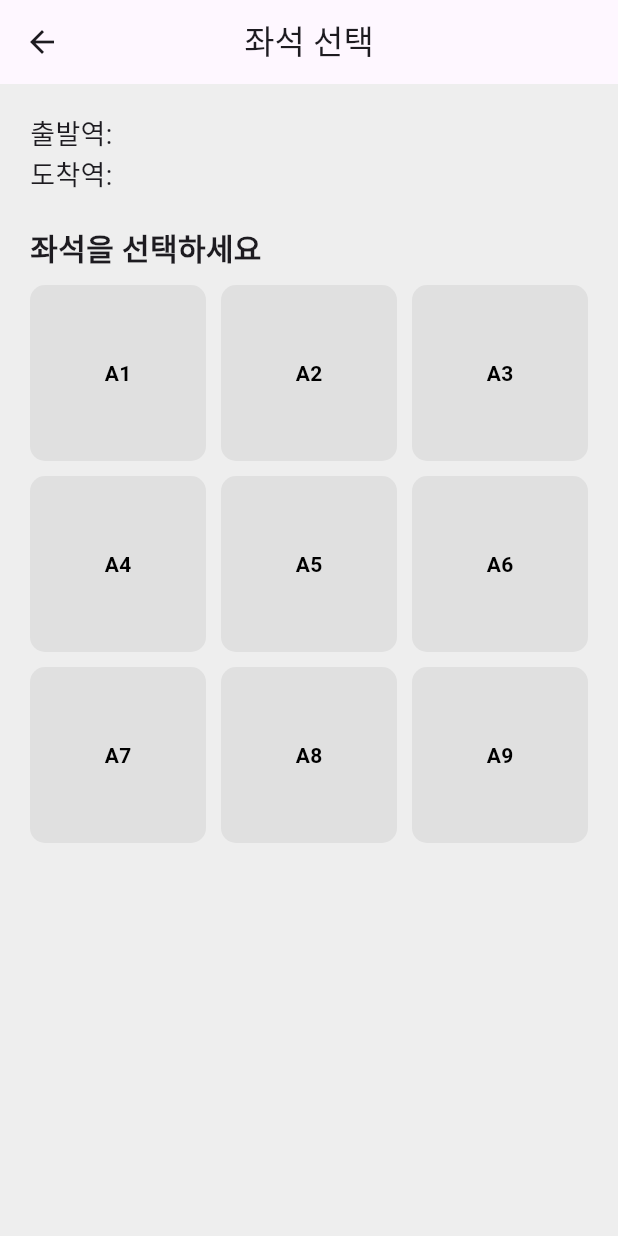
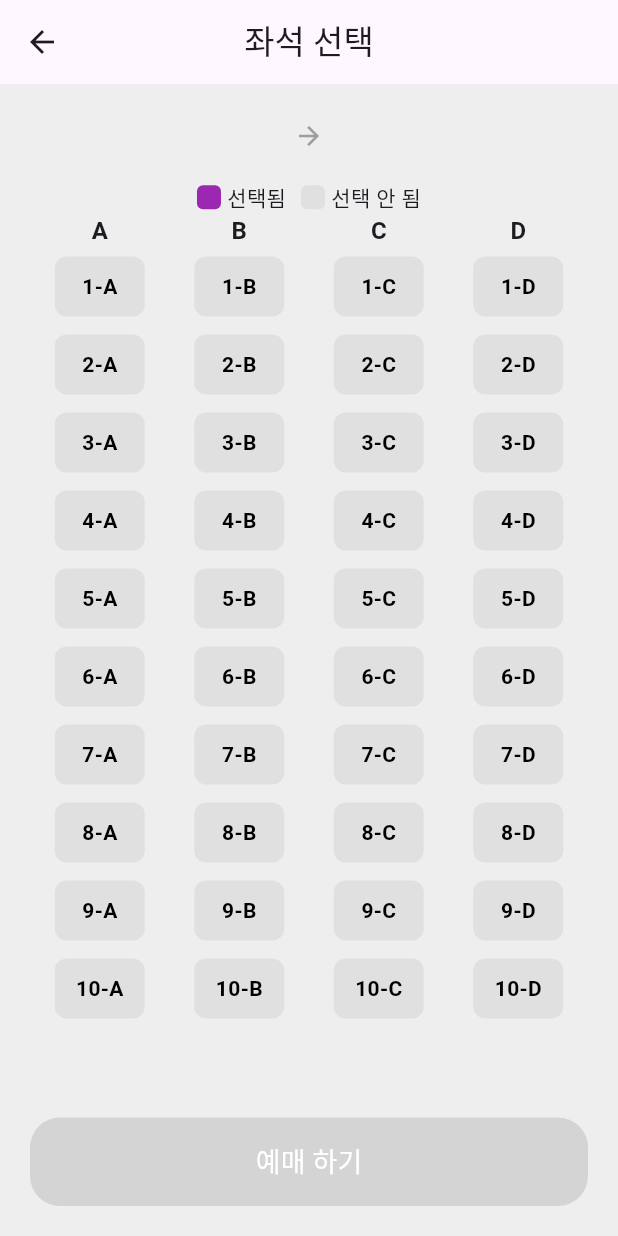
Before and after one commit to bom2080/flutter_train_app, a Flutter app: the SeatPage screen opened directly with empty values, on a phone screen of 412 x 824 dp. Run offline on Flutter 3.47's test engine with Material 3 defaults, Android fonts, the phone set to English and light mode, and no system bars.

Commit message:
UI 수정, 좌석 페이지 변경 필요함

```diff
--- a/lib/pages/home_page.dart
+++ b/lib/pages/home_page.dart
@@ -42,8 +42,10 @@ class _HomePageState extends State<HomePage> {
                 color: Colors.white,
                 borderRadius: BorderRadius.circular(20),
               ),
-              child: Column(
-                crossAxisAlignment: CrossAxisAlignment.center, // <수정#7> 중앙 정렬
+              //<#4 UI수정>
+              child: Row(
+                  mainAxisAlignment: MainAxisAlignment.spaceEvenly,
+                  crossAxisAlignment: CrossAxisAlignment.center,
                 children: [
                   // 출발역
                   GestureDetector(
@@ -62,7 +64,7 @@ class _HomePageState extends State<HomePage> {
                       }
                     },
                     child: Column(
-                      crossAxisAlignment: CrossAxisAlignment.center, // <수정#7> 중앙 정렬
+                      // 삭제 crossAxisAlignment: CrossAxisAlignment.center, // <수정#7> 중앙 정렬
                       children: [
                         Text('출발역',
                             style: TextStyle(
@@ -77,11 +79,11 @@ class _HomePageState extends State<HomePage> {
                       ],
                     ),
                   ),
-                  SizedBox(height: 20), // 출발-도착 사이 세로 선 대체 간격
+                  //삭제 SizedBox(height: 20), // 출발-도착 사이 세로 선 대체 간격
                   Container(
-                    width: 2,
+                    width: 1,
                     height: 50,
-                    color: Colors.grey[400],
+                    color: Colors.grey[300],//숫자 변경
                   ),
                   SizedBox(height: 20),
                   // 도착역
@@ -101,7 +103,7 @@ class _HomePageState extends State<HomePage> {
                       }
                     },
                     child: Column(
-                      crossAxisAlignment: CrossAxisAlignment.center, // <수정#7> 중앙 정렬
+                      //삭제 crossAxisAlignment: CrossAxisAlignment.center, // <수정#7> 중앙 정렬
                       children: [
                         Text('도착역',
                             style: TextStyle(
@@ -120,6 +122,7 @@ class _HomePageState extends State<HomePage> {
               ),
             ),
             SizedBox(height: 40), // 박스와 버튼 사이 간격 <수정#7> 20->40 변경
+
             // 좌석 선택 버튼
             ElevatedButton(
               onPressed: () {
--- a/lib/pages/seat_page.dart
+++ b/lib/pages/seat_page.dart
@@ -16,10 +16,14 @@ class SeatPage extends StatefulWidget {
 
 class _SeatPageState extends State<SeatPage> {
   // 선택된 좌석들을 저장할 Set
-  Set<String> selectedSeats = {};
+  //삭제 Set<String> selectedSeats = {};
 
   // 선택된 좌석 하나 (단일 선택용)
   String? selectedSeat;
+
+    // <#4 UI수정> 좌석 열 라벨 (A~D)
+  final List<String> columns = ['A', 'B', 'C', 'D'];
+  final int numRows = 10; // 10행
 
   @override
   Widget build(BuildContext context) {
@@ -33,69 +37,115 @@ class _SeatPageState extends State<SeatPage> {
         child: Column(
           crossAxisAlignment: CrossAxisAlignment.start,
           children: [
-            // 출발역 -> 도착역 표시
-            Text(
-              '출발역: ${widget.departure}',
-              style: TextStyle(fontSize: 18),
+            // <#4 UI수정> 상단 출발역 → 도착역 표시
+            Row(
+              mainAxisAlignment: MainAxisAlignment.center,
+              children: [
+                Text(widget.departure,
+                    style: TextStyle(fontSize: 20, color: Colors.purple, fontWeight: FontWeight.bold)),
+                SizedBox(width: 8),
+                Icon(Icons.arrow_forward, size: 20, color: Colors.grey),
+                SizedBox(width: 8),
+                Text(widget.arrival,
+                    style: TextStyle(fontSize: 20, color: Colors.purple, fontWeight: FontWeight.bold)),
+              ],
             ),
-            Text(
-              '도착역: ${widget.arrival}',
-              style: TextStyle(fontSize: 18),
+            SizedBox(height: 16), //쉼표 누락 수정
+            Row(// <#4 UI수정> 좌석 상태 안내
+              mainAxisAlignment: MainAxisAlignment.center,
+              children: [
+                _seatLegend(Colors.purple, '선택됨'),
+                SizedBox(width: 10),
+                _seatLegend(Colors.grey[300]!, '선택 안 됨'),
+              ],
             ),
-            SizedBox(height: 20),
 
-            // <#3> 좌석 선택 영역
-            Text(
-              '좌석을 선택하세요',
-              style: TextStyle(fontSize: 20, fontWeight: FontWeight.bold),
+            // <#3> 좌석 3x3 => <#4UI수정> 좌석 배치 (4열 10행)
+            Expanded(
+              child: SingleChildScrollView(
+                child: Column(
+                  children: List.generate(numRows + 1, (rowIdx) {
+                    if (rowIdx == 0) {
+                      // <#4UI수정> 열 라벨 표시 (A~D)
+                      return Row(
+                        mainAxisAlignment: MainAxisAlignment.spaceAround,
+                        children: columns
+                            .map((col) => SizedBox(
+                                  width: 60,
+                                  child: Center(
+                                    child: Text(col,
+                                        style: TextStyle(
+                                            fontWeight: FontWeight.bold,
+                                            fontSize: 16)),
                                   ),
-            SizedBox(height: 10),
+                                ))
+                            .toList(),
+                      );
+                    }
 
-            // <#3> 좌석 3x3
-            Expanded(
-              child: GridView.builder(
-                itemCount: 9, // 좌석 9개
-                gridDelegate: SliverGridDelegateWithFixedCrossAxisCount(
-                  crossAxisCount: 3, // 3열
-                  mainAxisSpacing: 10,
-                  crossAxisSpacing: 10,
-                ),
-                itemBuilder: (context, index) {
-                  String seatNumber = 'A${index + 1}';
-                  bool isSelected = selectedSeat == seatNumber;
+                    return Row(
+                      mainAxisAlignment: MainAxisAlignment.spaceAround,
+                      children: List.generate(columns.length, (colIdx) {
+                        String seatNum = '${rowIdx}-${columns[colIdx]}';
+                        bool isSelected = selectedSeat == seatNum;
 
                         return GestureDetector(
                           onTap: () {
                             setState(() {
-                        selectedSeat = seatNumber; //좌석 선택 저장
+                              selectedSeat = seatNum;
                             });
                           },
                           child: Container(
+                            margin: EdgeInsets.symmetric(vertical: 6),
+                            width: 60,
+                            height: 40,
                             decoration: BoxDecoration(
-                        color: isSelected ? Colors.purple : Colors.grey[300],
-                        borderRadius: BorderRadius.circular(10),
+                              color: isSelected
+                                  ? Colors.purple
+                                  : Colors.grey[300],
+                              borderRadius: BorderRadius.circular(8),
                             ),
                             child: Center(
                               child: Text(
-                          seatNumber,
+                                seatNum,
                                 style: TextStyle(
-                            color: isSelected ? Colors.white : Colors.black,
+                                  color: isSelected
+                                      ? Colors.white
+                                      : Colors.black,
                                   fontWeight: FontWeight.bold,
+                                  fontSize: 14,
                                 ),
                               ),
                             ),
                           ),
                         );
-                },
+                      }),
+                    );
+                  }),
+                ),
               ),
             ),
 
-            // <추가4> 선택된 좌석과 예매 완료 버튼
-            if (selectedSeat != null) ...[
-              Text('선택된 좌석: $selectedSeat'),
-              SizedBox(height: 10),
-              Center(
+            // <#4UI수정> 하단 고정 버튼
+            Padding(
+              padding: const EdgeInsets.only(top: 10.0),
+              child: SizedBox(
+                width: double.infinity,
                 child: ElevatedButton(
+                  onPressed: selectedSeat != null
+                      ? () {
+                          // 예매 확인 다이얼로그
+                          showDialog(
+                            context: context,
+                            builder: (_) => AlertDialog(
+                              title: Text('예매 하시겠습니까?'),
+                              content: Text('좌석: $selectedSeat'),
+                              actions: [
+                                TextButton(
+                                  onPressed: () => Navigator.pop(context),
+                                  child: Text('취소'),
+                                ),
+                                TextButton(
                                   onPressed: () {
                                     // <#4> 예매 정보 저장
                                     TicketStore().addTicket(
@@ -105,45 +155,50 @@ class _SeatPageState extends State<SeatPage> {
                                         seat: selectedSeat!,
                                       ),
                                     );
-
-                    // 예매 완료 처리
-                    showDialog(
-                      context: context,
-                      builder: (_) => AlertDialog(
-                        title: Text('예매 완료'),
-                        content: Text(
-                          '${widget.departure} → ${widget.arrival}\n좌석: $selectedSeat',
-                        ),
-                        actions: [
-                          TextButton(
-                            onPressed: () => Navigator.popUntil(
-                              context,
-                              (route) => route.isFirst,
-                            ),
+                                    Navigator.popUntil(
+                                        context, (route) => route.isFirst);
+                                  },
                                   child: Text('확인'),
                                 )
                               ],
                             ),
                           );
-                  },
+                        }
+                      : null, // 좌석 선택 안 했으면 비활성화
                   style: ElevatedButton.styleFrom(
                     backgroundColor: Colors.purple,
                     padding:
-                        EdgeInsets.symmetric(horizontal: 30, vertical: 14),
+                        EdgeInsets.symmetric(horizontal: 30, vertical: 16),
                     shape: RoundedRectangleBorder(
                       borderRadius: BorderRadius.circular(20),
                     ),
                   ),
                   child: Text(
-                    '예매 완료',
-                    style: TextStyle(fontSize: 16, color: Colors.white),
+                    '예매 하기',
+                    style: TextStyle(color: Colors.white, fontSize: 18),
                   ),
                 ),
               ),
-            ],
+            ),
           ],
         ),
       ),
     );
   }
+
+  // <#4UI수정> 좌석 상태 안내 위젯
+  Widget _seatLegend(Color color, String label) {
+    return Row(
+      children: [
+        Container(
+          width: 16,
+          height: 16,
+          decoration: BoxDecoration(
+              color: color, borderRadius: BorderRadius.circular(4)),
+        ),
+        SizedBox(width: 4),
+        Text(label),
+      ],
+    );
   }
+}
```
Lines whose indentation alone changed are shown as unchanged.
